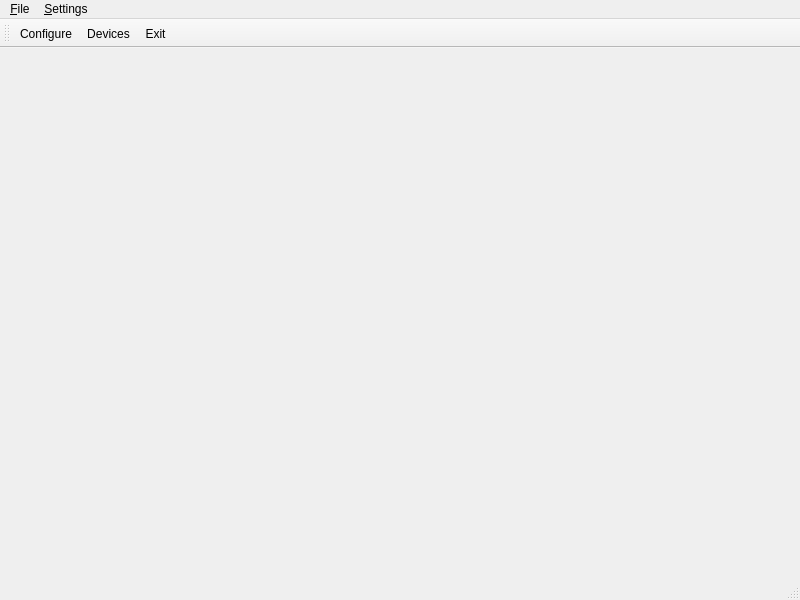
This is mainwindow.ui in Neitron-byte/VKR as Qt 5 draws it before an edit. The edited form follows.
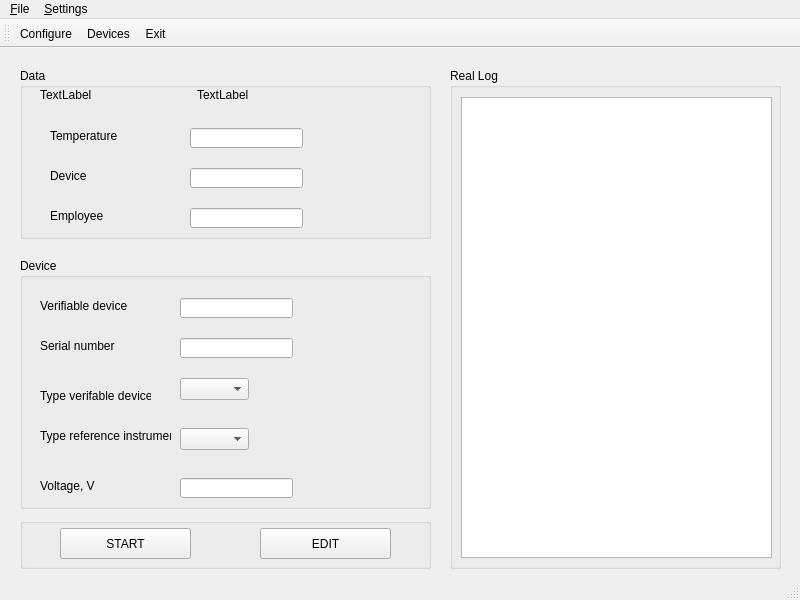
This is the edited form. Icons and pictures are not drawn.

Commit message: Add time and mainwin

```diff
--- a/mainwindow.ui
+++ b/mainwindow.ui
@@ -13,7 +13,306 @@
   <property name="windowTitle">
    <string>MainWindow</string>
   </property>
-  <widget class="QWidget" name="centralwidget"/>
+  <widget class="QWidget" name="centralwidget">
+   <widget class="QGroupBox" name="groupBoxLog">
+    <property name="geometry">
+     <rect>
+      <x>450</x>
+      <y>20</y>
+      <width>331</width>
+      <height>501</height>
+     </rect>
+    </property>
+    <property name="title">
+     <string>Real Log</string>
+    </property>
+    <widget class="QTextEdit" name="textEditLog">
+     <property name="geometry">
+      <rect>
+       <x>11</x>
+       <y>29</y>
+       <width>311</width>
+       <height>461</height>
+      </rect>
+     </property>
+    </widget>
+   </widget>
+   <widget class="QGroupBox" name="groupBox_Data">
+    <property name="geometry">
+     <rect>
+      <x>20</x>
+      <y>20</y>
+      <width>411</width>
+      <height>171</height>
+     </rect>
+    </property>
+    <property name="title">
+     <string>Data</string>
+    </property>
+    <widget class="QLabel" name="label_Temp">
+     <property name="geometry">
+      <rect>
+       <x>30</x>
+       <y>60</y>
+       <width>101</width>
+       <height>16</height>
+      </rect>
+     </property>
+     <property name="text">
+      <string>Temperature</string>
+     </property>
+    </widget>
+    <widget class="QLineEdit" name="lineEdit_Temp">
+     <property name="geometry">
+      <rect>
+       <x>170</x>
+       <y>60</y>
+       <width>113</width>
+       <height>20</height>
+      </rect>
+     </property>
+    </widget>
+    <widget class="QLabel" name="label_Time">
+     <property name="geometry">
+      <rect>
+       <x>20</x>
+       <y>20</y>
+       <width>151</width>
+       <height>13</height>
+      </rect>
+     </property>
+     <property name="text">
+      <string>TextLabel</string>
+     </property>
+    </widget>
+    <widget class="QLabel" name="label_Date">
+     <property name="geometry">
+      <rect>
+       <x>177</x>
+       <y>20</y>
+       <width>150</width>
+       <height>13</height>
+      </rect>
+     </property>
+     <property name="text">
+      <string>TextLabel</string>
+     </property>
+    </widget>
+    <widget class="QLineEdit" name="lineEdit_Dev">
+     <property name="geometry">
+      <rect>
+       <x>170</x>
+       <y>100</y>
+       <width>113</width>
+       <height>20</height>
+      </rect>
+     </property>
+    </widget>
+    <widget class="QLabel" name="label_dev">
+     <property name="geometry">
+      <rect>
+       <x>30</x>
+       <y>100</y>
+       <width>101</width>
+       <height>16</height>
+      </rect>
+     </property>
+     <property name="text">
+      <string>Device</string>
+     </property>
+    </widget>
+    <widget class="QLabel" name="label_dev_Num_2">
+     <property name="geometry">
+      <rect>
+       <x>30</x>
+       <y>140</y>
+       <width>101</width>
+       <height>16</height>
+      </rect>
+     </property>
+     <property name="text">
+      <string>Employee</string>
+     </property>
+    </widget>
+    <widget class="QLineEdit" name="lineEdit_Num_2">
+     <property name="geometry">
+      <rect>
+       <x>170</x>
+       <y>140</y>
+       <width>113</width>
+       <height>20</height>
+      </rect>
+     </property>
+    </widget>
+   </widget>
+   <widget class="QGroupBox" name="groupBox_Data_2">
+    <property name="geometry">
+     <rect>
+      <x>20</x>
+      <y>210</y>
+      <width>411</width>
+      <height>251</height>
+     </rect>
+    </property>
+    <property name="title">
+     <string>Device</string>
+    </property>
+    <widget class="QLineEdit" name="lineEdit_Num">
+     <property name="geometry">
+      <rect>
+       <x>160</x>
+       <y>80</y>
+       <width>113</width>
+       <height>20</height>
+      </rect>
+     </property>
+    </widget>
+    <widget class="QLabel" name="label_dev_Num">
+     <property name="geometry">
+      <rect>
+       <x>20</x>
+       <y>80</y>
+       <width>101</width>
+       <height>16</height>
+      </rect>
+     </property>
+     <property name="text">
+      <string>Serial number </string>
+     </property>
+    </widget>
+    <widget class="QLabel" name="label_dev_2">
+     <property name="geometry">
+      <rect>
+       <x>20</x>
+       <y>40</y>
+       <width>101</width>
+       <height>16</height>
+      </rect>
+     </property>
+     <property name="text">
+      <string>Verifiable device</string>
+     </property>
+    </widget>
+    <widget class="QLineEdit" name="lineEdit_Dev_2">
+     <property name="geometry">
+      <rect>
+       <x>160</x>
+       <y>40</y>
+       <width>113</width>
+       <height>20</height>
+      </rect>
+     </property>
+    </widget>
+    <widget class="QLabel" name="label">
+     <property name="geometry">
+      <rect>
+       <x>20</x>
+       <y>130</y>
+       <width>111</width>
+       <height>16</height>
+      </rect>
+     </property>
+     <property name="text">
+      <string>Type verifable device</string>
+     </property>
+    </widget>
+    <widget class="QComboBox" name="comboBox">
+     <property name="geometry">
+      <rect>
+       <x>160</x>
+       <y>120</y>
+       <width>69</width>
+       <height>22</height>
+      </rect>
+     </property>
+    </widget>
+    <widget class="QComboBox" name="comboBox_2">
+     <property name="geometry">
+      <rect>
+       <x>160</x>
+       <y>170</y>
+       <width>69</width>
+       <height>22</height>
+      </rect>
+     </property>
+    </widget>
+    <widget class="QLabel" name="label_2">
+     <property name="geometry">
+      <rect>
+       <x>20</x>
+       <y>170</y>
+       <width>131</width>
+       <height>16</height>
+      </rect>
+     </property>
+     <property name="text">
+      <string>Type reference instrument</string>
+     </property>
+    </widget>
+    <widget class="QLabel" name="label_dev_3">
+     <property name="geometry">
+      <rect>
+       <x>20</x>
+       <y>220</y>
+       <width>101</width>
+       <height>16</height>
+      </rect>
+     </property>
+     <property name="text">
+      <string>Voltage, V</string>
+     </property>
+    </widget>
+    <widget class="QLineEdit" name="lineEdit_Dev_3">
+     <property name="geometry">
+      <rect>
+       <x>160</x>
+       <y>220</y>
+       <width>113</width>
+       <height>20</height>
+      </rect>
+     </property>
+    </widget>
+   </widget>
+   <widget class="QGroupBox" name="groupBox_Data_3">
+    <property name="geometry">
+     <rect>
+      <x>20</x>
+      <y>470</y>
+      <width>411</width>
+      <height>51</height>
+     </rect>
+    </property>
+    <property name="title">
+     <string/>
+    </property>
+    <widget class="QPushButton" name="pushButton">
+     <property name="geometry">
+      <rect>
+       <x>40</x>
+       <y>10</y>
+       <width>131</width>
+       <height>31</height>
+      </rect>
+     </property>
+     <property name="text">
+      <string>START</string>
+     </property>
+    </widget>
+    <widget class="QPushButton" name="pushButton_2">
+     <property name="geometry">
+      <rect>
+       <x>240</x>
+       <y>10</y>
+       <width>131</width>
+       <height>31</height>
+      </rect>
+     </property>
+     <property name="text">
+      <string>EDIT</string>
+     </property>
+    </widget>
+   </widget>
+  </widget>
   <widget class="QMenuBar" name="menubar">
    <property name="geometry">
     <rect>
```
The commit also changes 10 other files.
